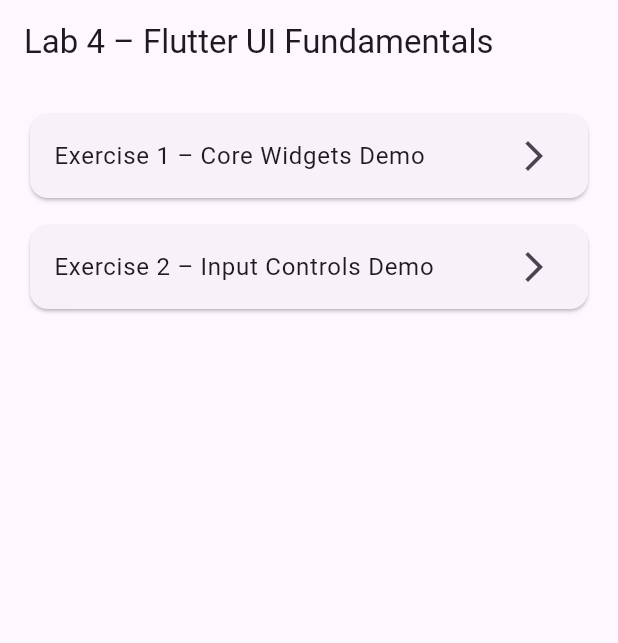
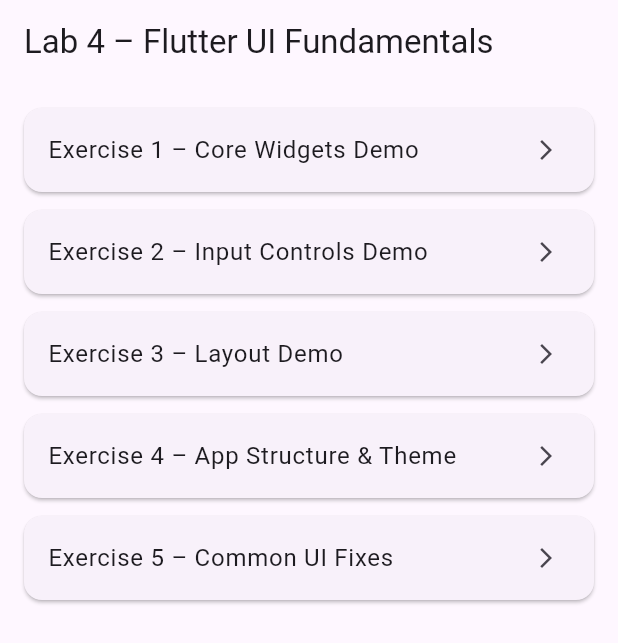
Before and after one commit to vinh16112004-cloud/Prm393, a Flutter app: the screen it shows after launch, on a phone screen of 412 x 824 dp. Shown: the top 643 px of the screen. Run offline on Flutter 3.47's test engine with Material 3 defaults, Android fonts, the phone set to English and light mode, and no system bars.

Commit message:
lab4 finish

```diff
--- /dev/null
+++ b/prm_project/lib/UI/Screens/lab4.dart
@@ -0,0 +1,46 @@
+import 'package:flutter/material.dart';
+import 'package:prm_project/UI/Widgets/input_controls_demo.dart';
+import 'package:prm_project/UI/Widgets/core_widgets_demo.dart';
+import 'package:prm_project/UI/Widgets/layout_demo.dart';
+import 'package:prm_project/UI/Widgets/app_structure_demo.dart';
+import 'package:prm_project/UI/Widgets/common_fixes_demo.dart';
+
+
+class Lab4Screen extends StatelessWidget {
+  const Lab4Screen({super.key});
+
+  @override
+  Widget build(BuildContext context) {
+    return Scaffold(
+      appBar: AppBar(
+        title: const Text('Lab 4 – Flutter UI Fundamentals'),
+      ),
+      body: ListView(
+        padding: const EdgeInsets.all(16.0),
+        children: [
+          _buildItem(context, 'Exercise 1 – Core Widgets Demo', const CoreWidgetsDemo()),
+          _buildItem(context, 'Exercise 2 – Input Controls Demo', const InputControlsDemo()),
+          _buildItem(context, 'Exercise 3 – Layout Demo', const LayoutDemo()),
+          _buildItem(context, 'Exercise 4 – App Structure & Theme', const AppStructureDemo()),
+          _buildItem(context, 'Exercise 5 – Common UI Fixes', const CommonFixesDemo()),
+        ],
+      ),
+    );
+  }
+
+  Widget _buildItem(BuildContext context, String title, Widget destination) {
+    return Card(
+      margin: const EdgeInsets.only(bottom: 12),
+      child: ListTile(
+        title: Text(title),
+        trailing: const Icon(Icons.arrow_forward_ios, size: 16),
+        onTap: () {
+          Navigator.push(
+            context,
+            MaterialPageRoute(builder: (context) => destination),
+          );
+        },
+      ),
+    );
+  }
+}
--- a/prm_project/lib/main.dart
+++ b/prm_project/lib/main.dart
@@ -1,6 +1,5 @@
 import 'package:flutter/material.dart';
-import 'ui/Widgets/core_widgets_demo.dart';
-import 'ui/Widgets/input_controls_demo.dart';
+import 'ui/Screens/lab4.dart';
 
 void main() {
   runApp(const MyApp());
@@ -18,50 +17,7 @@ class MyApp extends StatelessWidget {
         useMaterial3: true,
         colorSchemeSeed: Colors.deepPurple,
       ),
-      home: const HomeScreen(),
+      home: const Lab4Screen(),
     );
   }
 }
-
-class HomeScreen extends StatelessWidget {
-  const HomeScreen({super.key});
-
-  @override
-  Widget build(BuildContext context) {
-    return Scaffold(
-      appBar: AppBar(
-        title: const Text('Lab 4 – Flutter UI Fundamentals'),
-      ),
-      body: ListView(
-        padding: const EdgeInsets.all(16.0),
-        children: [
-          Card(
-            child: ListTile(
-              title: const Text('Exercise 1 – Core Widgets Demo'),
-              trailing: const Icon(Icons.arrow_forward_ios),
-              onTap: () {
-                Navigator.push(
-                  context,
-                  MaterialPageRoute(builder: (context) => const CoreWidgetsDemo()),
-                );
-              },
-            ),
-          ),
-          const SizedBox(height: 10),
-          Card(
-            child: ListTile(
-              title: const Text('Exercise 2 – Input Controls Demo'),
-              trailing: const Icon(Icons.arrow_forward_ios),
-              onTap: () {
-                Navigator.push(
-                  context,
-                  MaterialPageRoute(builder: (context) => const InputControlsDemo()),
-                );
-              },
-            ),
-          ),
-        ],
-      ),
-    );
-  }
-}
```
Also changed, not shown: prm_project/lib/UI/Widgets/BodyWidget.dart (+1 -6 lines), prm_project/lib/UI/Widgets/app_structure_demo.dart (added, +55 -0 lines), prm_project/lib/UI/Widgets/common_fixes_demo.dart (added, +39 -0 lines), prm_project/lib/UI/Widgets/layout_demo.dart (added, +68 -0 lines).
